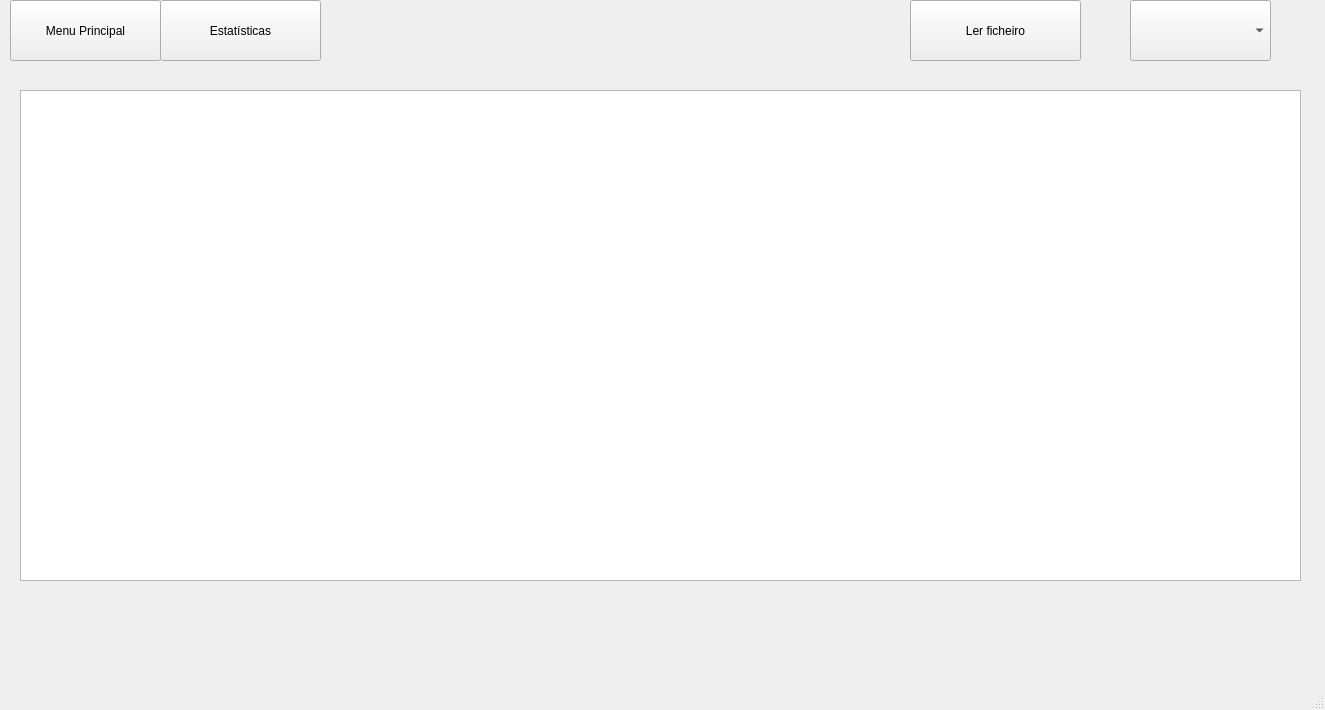
This is FSIPLeiria/mainwindow.ui in tatianascgil/Projeto_Informatico_Formula_Student_Barramento_CAN as Qt 5 draws it before an edit. The edited form follows.
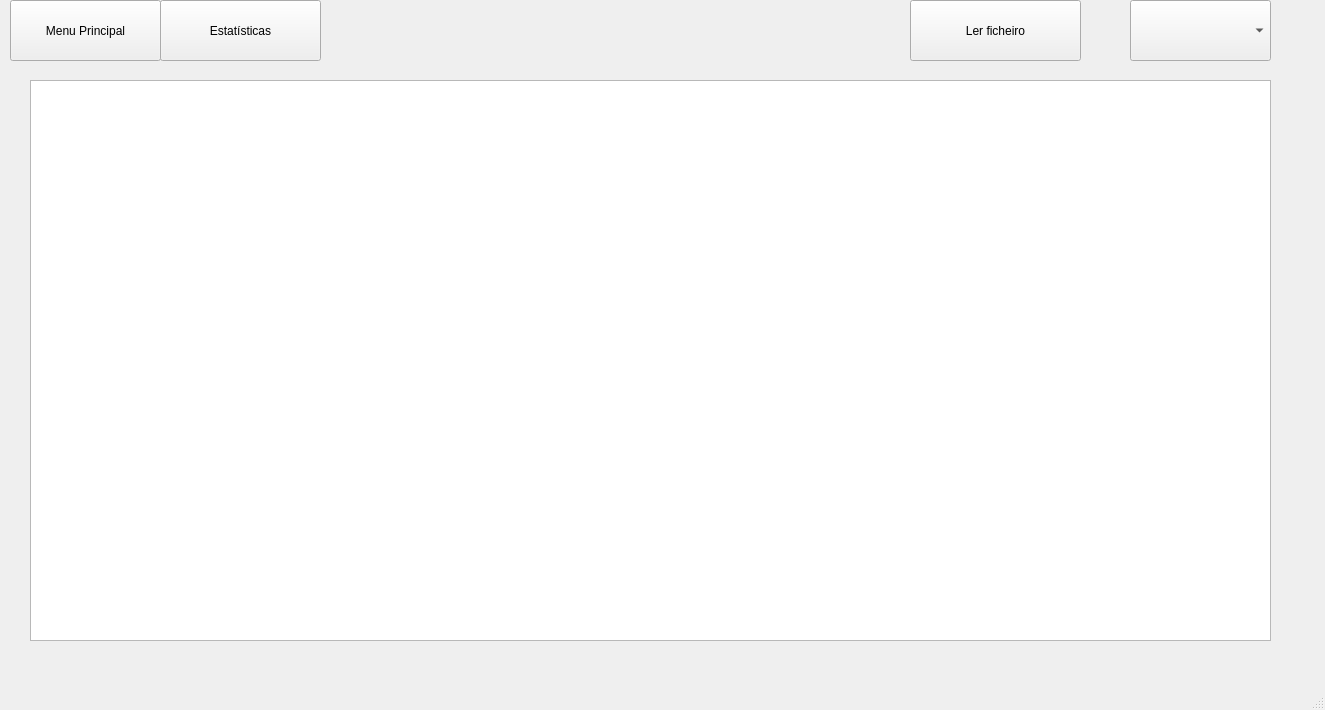
This is the edited form.

Diff of the .ui file:
```diff
--- a/FSIPLeiria/mainwindow.ui
+++ b/FSIPLeiria/mainwindow.ui
@@ -30,31 +30,6 @@
      <string>Ler ficheiro</string>
     </property>
    </widget>
-   <widget class="QPlainTextEdit" name="plainTextEdit">
-    <property name="geometry">
-     <rect>
-      <x>20</x>
-      <y>90</y>
-      <width>1281</width>
-      <height>491</height>
-     </rect>
-    </property>
-    <property name="minimumSize">
-     <size>
-      <width>0</width>
-      <height>491</height>
-     </size>
-    </property>
-    <property name="maximumSize">
-     <size>
-      <width>16777215</width>
-      <height>491</height>
-     </size>
-    </property>
-    <property name="autoFillBackground">
-     <bool>false</bool>
-    </property>
-   </widget>
    <widget class="QPushButton" name="btnMenu">
     <property name="geometry">
      <rect>
@@ -119,6 +94,16 @@
      </property>
     </item>
    </widget>
+   <widget class="QTableView" name="tableView">
+    <property name="geometry">
+     <rect>
+      <x>30</x>
+      <y>80</y>
+      <width>1241</width>
+      <height>561</height>
+     </rect>
+    </property>
+   </widget>
   </widget>
   <widget class="QMenuBar" name="menubar">
    <property name="geometry">
```
